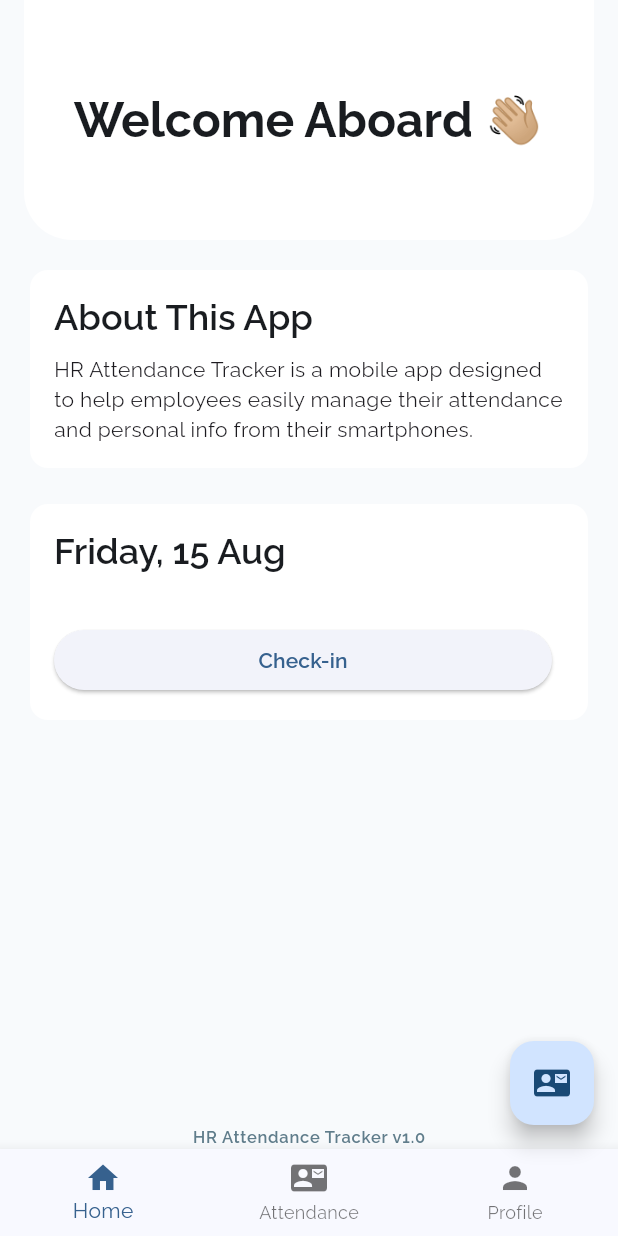
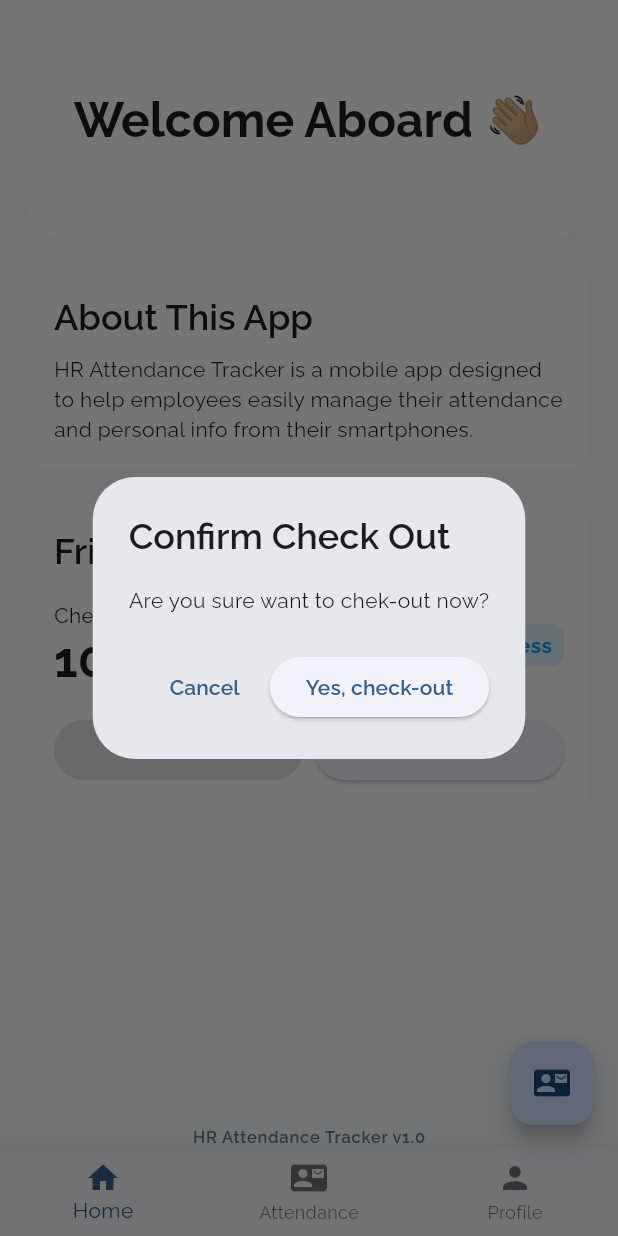
Before and after one commit to kuntowck/hr_attendance_tracker, a Flutter app: the screen it shows after launch, after a tap on "Check-in", after a tap on "Check-out", on a phone screen of 412 x 824 dp. Run offline on Flutter 3.47's test engine with Material 3 defaults, Android fonts, the light colour scheme and no system bars; our stand-ins replace google_fonts.

Commit message:
Mini Project 3: add confirmation dialog to checkout

```diff
--- a/lib/screens/home_screen.dart
+++ b/lib/screens/home_screen.dart
@@ -127,9 +127,39 @@ class HomeScreen extends StatelessWidget {
                 if (provider.record != null) ...[
                   Expanded(
                     child: ElevatedButton(
-                      onPressed: () =>
-                          context.read<AttendanceProvider>().checkOut(),
-                      child: Text('Check-out'),
+                      onPressed: () {
+                        showDialog(
+                          context: context,
+                          builder: (context) {
+                            return AlertDialog(
+                              title: const Text('Confirm Check Out'),
+                              content: const Text(
+                                'Are you sure want to chek-out now?',
+                              ),
+                              actions: [
+                                TextButton(
+                                  onPressed: () {
+                                    Navigator.pop(
+                                      context,
+                                    ); // Tutup dialog tanpa action
+                                  },
+                                  child: const Text('Cancel'),
+                                ),
+                                ElevatedButton(
+                                  onPressed: () {
+                                    context
+                                        .read<AttendanceProvider>()
+                                        .checkOut();
+                                    Navigator.pop(context);
+                                  }, // Tutup dialog
+                                  child: Text('Yes, check-out'),
+                                ),
+                              ],
+                            );
+                          },
+                        );
+                      },
+                      child: const Text('Check-out'),
                     ),
                   ),
                 ],
```
